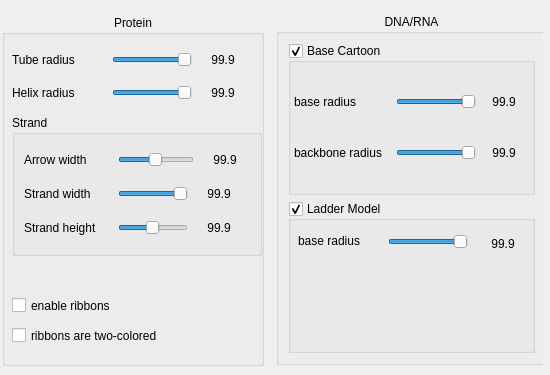
Qt form source/VIEW/DIALOGS/modelSettingsDialog.ui (BALL-Project/ball) before a commit.
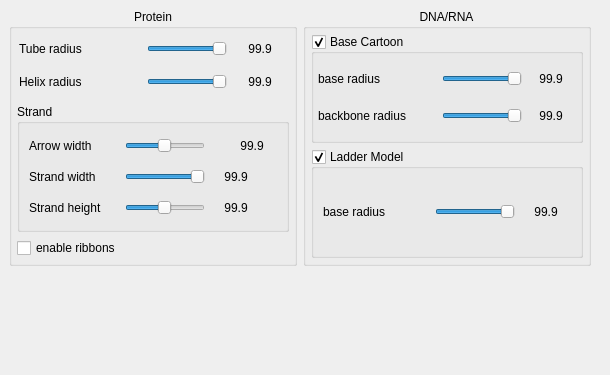
The same form after that commit. The open tabs and pages were chosen to show the change.

Diff of the .ui file:
```diff
--- a/source/VIEW/DIALOGS/modelSettingsDialog.ui
+++ b/source/VIEW/DIALOGS/modelSettingsDialog.ui
@@ -8,19 +8,19 @@
    <rect>
     <x>0</x>
     <y>0</y>
-    <width>550</width>
+    <width>610</width>
     <height>375</height>
    </rect>
   </property>
   <property name="minimumSize" >
    <size>
-    <width>550</width>
+    <width>610</width>
     <height>375</height>
    </size>
   </property>
   <property name="maximumSize" >
    <size>
-    <width>550</width>
+    <width>610</width>
     <height>375</height>
    </size>
   </property>
@@ -30,12 +30,24 @@
   <widget class="QStackedWidget" name="widget_stack" >
    <property name="geometry" >
     <rect>
-     <x>2</x>
-     <y>5</y>
-     <width>541</width>
-     <height>372</height>
+     <x>0</x>
+     <y>0</y>
+     <width>600</width>
+     <height>275</height>
     </rect>
    </property>
+   <property name="minimumSize" >
+    <size>
+     <width>600</width>
+     <height>16</height>
+    </size>
+   </property>
+   <property name="maximumSize" >
+    <size>
+     <width>600</width>
+     <height>16777215</height>
+    </size>
+   </property>
    <property name="currentIndex" >
     <number>7</number>
    </property>
@@ -777,21 +789,6 @@
     </widget>
    </widget>
    <widget class="QWidget" name="Cartoon" >
-    <widget class="QGroupBox" name="groupBox1" >
-     <property name="geometry" >
-      <rect>
-       <x>274</x>
-       <y>9</y>
-       <width>271</width>
-       <height>351</height>
-      </rect>
-     </property>
-     <property name="title" >
-      <string>DNA/RNA</string>
-     </property>
-     <property name="alignment" >
-      <set>Qt::AlignHCenter</set>
-     </property>
      <layout class="QGridLayout" >
       <property name="margin" >
        <number>9</number>
@@ -799,585 +796,23 @@
       <property name="spacing" >
        <number>6</number>
       </property>
-      <item row="1" column="0" >
-       <widget class="QGroupBox" name="cartoon_dna_ladder" >
-        <property name="title" >
-         <string>Ladder Model</string>
-        </property>
-        <property name="checkable" >
-         <bool>true</bool>
-        </property>
-        <widget class="QLabel" name="textLabel1_2_2_2_2_3_2_2_2_2_2_2_2_2_6" >
-         <property name="geometry" >
-          <rect>
-           <x>10</x>
-           <y>30</y>
-           <width>90</width>
-           <height>19</height>
-          </rect>
-         </property>
-         <property name="sizePolicy" >
-          <sizepolicy>
-           <hsizetype>0</hsizetype>
-           <vsizetype>0</vsizetype>
-           <horstretch>0</horstretch>
-           <verstretch>0</verstretch>
-          </sizepolicy>
-         </property>
-         <property name="minimumSize" >
-          <size>
-           <width>90</width>
-           <height>0</height>
-          </size>
-         </property>
-         <property name="maximumSize" >
-          <size>
-           <width>120</width>
-           <height>32767</height>
-          </size>
-         </property>
-         <property name="text" >
-          <string>base radius</string>
-         </property>
-        </widget>
-        <widget class="QSlider" name="cartoon_dna_ladder_radius_slider" >
-         <property name="geometry" >
-          <rect>
-           <x>100</x>
-           <y>30</y>
-           <width>80</width>
-           <height>21</height>
-          </rect>
-         </property>
-         <property name="minimumSize" >
-          <size>
-           <width>80</width>
-           <height>21</height>
-          </size>
-         </property>
-         <property name="maximumSize" >
-          <size>
-           <width>80</width>
-           <height>21</height>
-          </size>
-         </property>
-         <property name="minimum" >
-          <number>5</number>
-         </property>
-         <property name="maximum" >
-          <number>15</number>
-         </property>
-         <property name="value" >
-          <number>15</number>
-         </property>
-         <property name="orientation" >
-          <enum>Qt::Horizontal</enum>
-         </property>
-         <property name="tickInterval" >
-          <number>12</number>
-         </property>
-        </widget>
-        <widget class="QLabel" name="cartoon_dna_ladder_radius_label" >
-         <property name="geometry" >
-          <rect>
-           <x>190</x>
-           <y>30</y>
-           <width>50</width>
-           <height>25</height>
-          </rect>
-         </property>
-         <property name="sizePolicy" >
-          <sizepolicy>
-           <hsizetype>0</hsizetype>
-           <vsizetype>0</vsizetype>
-           <horstretch>0</horstretch>
-           <verstretch>0</verstretch>
-          </sizepolicy>
-         </property>
-         <property name="minimumSize" >
-          <size>
-           <width>50</width>
-           <height>25</height>
-          </size>
-         </property>
-         <property name="maximumSize" >
-          <size>
-           <width>35</width>
-           <height>25</height>
-          </size>
-         </property>
-         <property name="text" >
-          <string>99.9</string>
-         </property>
-         <property name="alignment" >
-          <set>Qt::AlignCenter</set>
-         </property>
-        </widget>
-       </widget>
-      </item>
       <item row="0" column="0" >
-       <widget class="QGroupBox" name="cartoon_dna_wac" >
-        <property name="title" >
-         <string>Base Cartoon</string>
-        </property>
-        <property name="checkable" >
-         <bool>true</bool>
-        </property>
-        <layout class="QGridLayout" >
-         <property name="margin" >
-          <number>3</number>
-         </property>
-         <property name="spacing" >
-          <number>3</number>
-         </property>
-         <item row="1" column="0" >
-          <widget class="QLabel" name="textLabel1_2_2_2_2_3_2_2_2_2_2_2_2_2" >
-           <property name="sizePolicy" >
-            <sizepolicy>
-             <hsizetype>0</hsizetype>
-             <vsizetype>0</vsizetype>
-             <horstretch>0</horstretch>
-             <verstretch>0</verstretch>
-            </sizepolicy>
-           </property>
-           <property name="minimumSize" >
-            <size>
-             <width>90</width>
-             <height>0</height>
-            </size>
-           </property>
-           <property name="maximumSize" >
-            <size>
-             <width>120</width>
-             <height>32767</height>
-            </size>
-           </property>
-           <property name="text" >
-            <string>backbone radius</string>
-           </property>
-          </widget>
-         </item>
-         <item row="0" column="1" >
-          <widget class="QSlider" name="cartoon_dna_base_radius_slider" >
-           <property name="minimumSize" >
-            <size>
-             <width>60</width>
-             <height>21</height>
-            </size>
-           </property>
-           <property name="maximumSize" >
-            <size>
-             <width>80</width>
-             <height>21</height>
-            </size>
-           </property>
-           <property name="minimum" >
-            <number>1</number>
-           </property>
-           <property name="maximum" >
-            <number>15</number>
-           </property>
-           <property name="value" >
-            <number>15</number>
-           </property>
-           <property name="orientation" >
-            <enum>Qt::Horizontal</enum>
-           </property>
-           <property name="tickInterval" >
-            <number>12</number>
-           </property>
-          </widget>
-         </item>
-         <item row="0" column="2" >
-          <widget class="QLabel" name="cartoon_dna_base_radius_label" >
-           <property name="sizePolicy" >
-            <sizepolicy>
-             <hsizetype>0</hsizetype>
-             <vsizetype>0</vsizetype>
-             <horstretch>0</horstretch>
-             <verstretch>0</verstretch>
-            </sizepolicy>
-           </property>
-           <property name="minimumSize" >
-            <size>
-             <width>50</width>
-             <height>25</height>
-            </size>
-           </property>
-           <property name="maximumSize" >
-            <size>
-             <width>35</width>
-             <height>25</height>
-            </size>
-           </property>
-           <property name="text" >
-            <string>99.9</string>
-           </property>
-           <property name="alignment" >
-            <set>Qt::AlignCenter</set>
-           </property>
-          </widget>
-         </item>
-         <item row="0" column="0" >
-          <widget class="QLabel" name="textLabel1_2_2_2_2_3_2_2_2_2_2_2_2_2_5" >
-           <property name="sizePolicy" >
-            <sizepolicy>
-             <hsizetype>0</hsizetype>
-             <vsizetype>0</vsizetype>
-             <horstretch>0</horstretch>
-             <verstretch>0</verstretch>
-            </sizepolicy>
-           </property>
-           <property name="minimumSize" >
-            <size>
-             <width>90</width>
-             <height>0</height>
-            </size>
-           </property>
-           <property name="maximumSize" >
-            <size>
-             <width>120</width>
-             <height>32767</height>
-            </size>
-           </property>
-           <property name="text" >
-            <string>base radius</string>
-           </property>
-          </widget>
-         </item>
-         <item row="1" column="1" >
-          <widget class="QSlider" name="cartoon_dna_helix_radius_slider" >
-           <property name="minimumSize" >
-            <size>
-             <width>60</width>
-             <height>21</height>
-            </size>
-           </property>
-           <property name="maximumSize" >
-            <size>
-             <width>80</width>
-             <height>21</height>
-            </size>
-           </property>
-           <property name="minimum" >
-            <number>2</number>
-           </property>
-           <property name="maximum" >
-            <number>25</number>
-           </property>
-           <property name="value" >
-            <number>25</number>
-           </property>
-           <property name="orientation" >
-            <enum>Qt::Horizontal</enum>
-           </property>
-           <property name="tickInterval" >
-            <number>12</number>
-           </property>
-          </widget>
-         </item>
-         <item row="1" column="2" >
-          <widget class="QLabel" name="cartoon_dna_helix_radius_label" >
-           <property name="sizePolicy" >
-            <sizepolicy>
-             <hsizetype>0</hsizetype>
-             <vsizetype>0</vsizetype>
-             <horstretch>0</horstretch>
-             <verstretch>0</verstretch>
-            </sizepolicy>
-           </property>
-           <property name="minimumSize" >
-            <size>
-             <width>50</width>
-             <height>25</height>
-            </size>
-           </property>
-           <property name="maximumSize" >
-            <size>
-             <width>35</width>
-             <height>25</height>
-            </size>
-           </property>
-           <property name="text" >
-            <string>99.9</string>
-           </property>
-           <property name="alignment" >
-            <set>Qt::AlignCenter</set>
-           </property>
-          </widget>
-         </item>
-        </layout>
-       </widget>
-      </item>
-     </layout>
-    </widget>
     <widget class="QGroupBox" name="groupBox2" >
-     <property name="geometry" >
-      <rect>
-       <x>0</x>
-       <y>10</y>
-       <width>262</width>
-       <height>351</height>
-      </rect>
-     </property>
      <property name="title" >
       <string>Protein</string>
      </property>
      <property name="alignment" >
       <set>Qt::AlignHCenter</set>
      </property>
-     <widget class="QCheckBox" name="two_colored_ribbons" >
-      <property name="geometry" >
-       <rect>
-        <x>10</x>
-        <y>310</y>
-        <width>220</width>
-        <height>21</height>
-       </rect>
-      </property>
-      <property name="text" >
-       <string>ribbons are two-colored</string>
-      </property>
-     </widget>
-     <widget class="QCheckBox" name="ribbons_enabled" >
-      <property name="geometry" >
-       <rect>
-        <x>10</x>
-        <y>280</y>
-        <width>200</width>
-        <height>21</height>
-       </rect>
-      </property>
-      <property name="text" >
-       <string>enable ribbons</string>
-      </property>
-     </widget>
-     <widget class="QWidget" name="layoutWidget" >
-      <property name="geometry" >
-       <rect>
-        <x>10</x>
-        <y>30</y>
-        <width>236</width>
-        <height>62</height>
-       </rect>
-      </property>
-      <layout class="QVBoxLayout" >
+       <layout class="QGridLayout" >
        <property name="margin" >
-        <number>0</number>
+         <number>5</number>
        </property>
        <property name="spacing" >
         <number>6</number>
        </property>
-       <item>
-        <layout class="QHBoxLayout" >
-         <property name="margin" >
-          <number>0</number>
-         </property>
-         <property name="spacing" >
-          <number>6</number>
-         </property>
-         <item>
-          <widget class="QLabel" name="textLabel1_2_2_2_2_3_2_2_2_4" >
-           <property name="sizePolicy" >
-            <sizepolicy>
-             <hsizetype>0</hsizetype>
-             <vsizetype>0</vsizetype>
-             <horstretch>0</horstretch>
-             <verstretch>0</verstretch>
-            </sizepolicy>
-           </property>
-           <property name="minimumSize" >
-            <size>
-             <width>90</width>
-             <height>0</height>
-            </size>
-           </property>
-           <property name="maximumSize" >
-            <size>
-             <width>120</width>
-             <height>32767</height>
-            </size>
-           </property>
-           <property name="text" >
-            <string>Tube radius</string>
-           </property>
-          </widget>
-         </item>
-         <item>
-          <widget class="QSlider" name="cartoon_tube_radius_slider" >
-           <property name="minimumSize" >
-            <size>
-             <width>80</width>
-             <height>21</height>
-            </size>
-           </property>
-           <property name="maximumSize" >
-            <size>
-             <width>80</width>
-             <height>21</height>
-            </size>
-           </property>
-           <property name="toolTip" >
-            <string>Edit the tube radius</string>
-           </property>
-           <property name="minimum" >
-            <number>1</number>
-           </property>
-           <property name="maximum" >
-            <number>25</number>
-           </property>
-           <property name="value" >
-            <number>25</number>
-           </property>
-           <property name="orientation" >
-            <enum>Qt::Horizontal</enum>
-           </property>
-          </widget>
-         </item>
-         <item>
-          <widget class="QLabel" name="cartoon_tube_radius_label" >
-           <property name="sizePolicy" >
-            <sizepolicy>
-             <hsizetype>0</hsizetype>
-             <vsizetype>0</vsizetype>
-             <horstretch>0</horstretch>
-             <verstretch>0</verstretch>
-            </sizepolicy>
-           </property>
-           <property name="minimumSize" >
-            <size>
-             <width>50</width>
-             <height>25</height>
-            </size>
-           </property>
-           <property name="maximumSize" >
-            <size>
-             <width>35</width>
-             <height>25</height>
-            </size>
-           </property>
-           <property name="text" >
-            <string>99.9</string>
-           </property>
-           <property name="alignment" >
-            <set>Qt::AlignCenter</set>
-           </property>
-          </widget>
-         </item>
-        </layout>
-       </item>
-       <item>
-        <layout class="QHBoxLayout" >
-         <property name="margin" >
-          <number>0</number>
-         </property>
-         <property name="spacing" >
-          <number>6</number>
-         </property>
-         <item>
-          <widget class="QLabel" name="textLabel1_2_2_2_2_3_2_2_2_2_3" >
-           <property name="sizePolicy" >
-            <sizepolicy>
-             <hsizetype>0</hsizetype>
-             <vsizetype>0</vsizetype>
-             <horstretch>0</horstretch>
-             <verstretch>0</verstretch>
-            </sizepolicy>
-           </property>
-           <property name="minimumSize" >
-            <size>
-             <width>90</width>
-             <height>0</height>
-            </size>
-           </property>
-           <property name="maximumSize" >
-            <size>
-             <width>120</width>
-             <height>32767</height>
-            </size>
-           </property>
-           <property name="text" >
-            <string>Helix radius</string>
-           </property>
-          </widget>
-         </item>
-         <item>
-          <widget class="QSlider" name="cartoon_helix_radius_slider" >
-           <property name="minimumSize" >
-            <size>
-             <width>80</width>
-             <height>21</height>
-            </size>
-           </property>
-           <property name="maximumSize" >
-            <size>
-             <width>80</width>
-             <height>21</height>
-            </size>
-           </property>
-           <property name="toolTip" >
-            <string>Edit the helix radius</string>
-           </property>
-           <property name="minimum" >
-            <number>1</number>
-           </property>
-           <property name="maximum" >
-            <number>50</number>
-           </property>
-           <property name="value" >
-            <number>50</number>
-           </property>
-           <property name="orientation" >
-            <enum>Qt::Horizontal</enum>
-           </property>
-           <property name="tickInterval" >
-            <number>25</number>
-           </property>
-          </widget>
-         </item>
-         <item>
-          <widget class="QLabel" name="cartoon_helix_radius_label" >
-           <property name="sizePolicy" >
-            <sizepolicy>
-             <hsizetype>0</hsizetype>
-             <vsizetype>0</vsizetype>
-             <horstretch>0</horstretch>
-             <verstretch>0</verstretch>
-            </sizepolicy>
-           </property>
-           <property name="minimumSize" >
-            <size>
-             <width>50</width>
-             <height>25</height>
-            </size>
-           </property>
-           <property name="maximumSize" >
-            <size>
-             <width>35</width>
-             <height>25</height>
-            </size>
-           </property>
-           <property name="text" >
-            <string>99.9</string>
-           </property>
-           <property name="alignment" >
-            <set>Qt::AlignCenter</set>
-           </property>
-          </widget>
-         </item>
-        </layout>
-       </item>
-      </layout>
-     </widget>
+        <item row="1" column="0" >
      <widget class="QGroupBox" name="groupBox3" >
-      <property name="geometry" >
-       <rect>
-        <x>10</x>
-        <y>100</y>
-        <width>250</width>
-        <height>141</height>
-       </rect>
-      </property>
       <property name="title" >
        <string>Strand</string>
       </property>
@@ -1687,7 +1122,547 @@
        </item>
       </layout>
      </widget>
-    </widget>
+        </item>
+        <item row="2" column="0" >
+         <widget class="QCheckBox" name="ribbons_enabled" >
+          <property name="text" >
+           <string>enable ribbons</string>
+          </property>
+         </widget>
+        </item>
+        <item row="0" column="0" >
+         <widget class="QWidget" name="layoutWidget" >
+          <layout class="QVBoxLayout" >
+           <property name="margin" >
+            <number>0</number>
+           </property>
+           <property name="spacing" >
+            <number>6</number>
+           </property>
+           <item>
+            <layout class="QHBoxLayout" >
+             <property name="margin" >
+              <number>0</number>
+             </property>
+             <property name="spacing" >
+              <number>6</number>
+             </property>
+             <item>
+              <widget class="QLabel" name="textLabel1_2_2_2_2_3_2_2_2_4" >
+               <property name="sizePolicy" >
+                <sizepolicy>
+                 <hsizetype>0</hsizetype>
+                 <vsizetype>0</vsizetype>
+                 <horstretch>0</horstretch>
+                 <verstretch>0</verstretch>
+                </sizepolicy>
+               </property>
+               <property name="minimumSize" >
+                <size>
+                 <width>90</width>
+                 <height>0</height>
+                </size>
+               </property>
+               <property name="maximumSize" >
+                <size>
+                 <width>120</width>
+                 <height>32767</height>
+                </size>
+               </property>
+               <property name="text" >
+                <string>Tube radius</string>
+               </property>
+              </widget>
+             </item>
+             <item>
+              <widget class="QSlider" name="cartoon_tube_radius_slider" >
+               <property name="minimumSize" >
+                <size>
+                 <width>80</width>
+                 <height>21</height>
+                </size>
+               </property>
+               <property name="maximumSize" >
+                <size>
+                 <width>80</width>
+                 <height>21</height>
+                </size>
+               </property>
+               <property name="toolTip" >
+                <string>Edit the tube radius</string>
+               </property>
+               <property name="minimum" >
+                <number>1</number>
+               </property>
+               <property name="maximum" >
+                <number>25</number>
+               </property>
+               <property name="value" >
+                <number>25</number>
+               </property>
+               <property name="orientation" >
+                <enum>Qt::Horizontal</enum>
+               </property>
+              </widget>
+             </item>
+             <item>
+              <widget class="QLabel" name="cartoon_tube_radius_label" >
+               <property name="sizePolicy" >
+                <sizepolicy>
+                 <hsizetype>0</hsizetype>
+                 <vsizetype>0</vsizetype>
+                 <horstretch>0</horstretch>
+                 <verstretch>0</verstretch>
+                </sizepolicy>
+               </property>
+               <property name="minimumSize" >
+                <size>
+                 <width>50</width>
+                 <height>25</height>
+                </size>
+               </property>
+               <property name="maximumSize" >
+                <size>
+                 <width>35</width>
+                 <height>25</height>
+                </size>
+               </property>
+               <property name="text" >
+                <string>99.9</string>
+               </property>
+               <property name="alignment" >
+                <set>Qt::AlignCenter</set>
+               </property>
+              </widget>
+             </item>
+            </layout>
+           </item>
+           <item>
+            <layout class="QHBoxLayout" >
+             <property name="margin" >
+              <number>0</number>
+             </property>
+             <property name="spacing" >
+              <number>6</number>
+             </property>
+             <item>
+              <widget class="QLabel" name="textLabel1_2_2_2_2_3_2_2_2_2_3" >
+               <property name="sizePolicy" >
+                <sizepolicy>
+                 <hsizetype>0</hsizetype>
+                 <vsizetype>0</vsizetype>
+                 <horstretch>0</horstretch>
+                 <verstretch>0</verstretch>
+                </sizepolicy>
+               </property>
+               <property name="minimumSize" >
+                <size>
+                 <width>90</width>
+                 <height>0</height>
+                </size>
+               </property>
+               <property name="maximumSize" >
+                <size>
+                 <width>120</width>
+                 <height>32767</height>
+                </size>
+               </property>
+               <property name="text" >
+                <string>Helix radius</string>
+               </property>
+              </widget>
+             </item>
+             <item>
+              <widget class="QSlider" name="cartoon_helix_radius_slider" >
+               <property name="minimumSize" >
+                <size>
+                 <width>80</width>
+                 <height>21</height>
+                </size>
+               </property>
+               <property name="maximumSize" >
+                <size>
+                 <width>80</width>
+                 <height>21</height>
+                </size>
+               </property>
+               <property name="toolTip" >
+                <string>Edit the helix radius</string>
+               </property>
+               <property name="minimum" >
+                <number>1</number>
+               </property>
+               <property name="maximum" >
+                <number>50</number>
+               </property>
+               <property name="value" >
+                <number>50</number>
+               </property>
+               <property name="orientation" >
+                <enum>Qt::Horizontal</enum>
+               </property>
+               <property name="tickInterval" >
+                <number>25</number>
+               </property>
+              </widget>
+             </item>
+             <item>
+              <widget class="QLabel" name="cartoon_helix_radius_label" >
+               <property name="sizePolicy" >
+                <sizepolicy>
+                 <hsizetype>0</hsizetype>
+                 <vsizetype>0</vsizetype>
+                 <horstretch>0</horstretch>
+                 <verstretch>0</verstretch>
+                </sizepolicy>
+               </property>
+               <property name="minimumSize" >
+                <size>
+                 <width>50</width>
+                 <height>25</height>
+                </size>
+               </property>
+               <property name="maximumSize" >
+                <size>
+                 <width>35</width>
+                 <height>25</height>
+                </size>
+               </property>
+               <property name="text" >
+                <string>99.9</string>
+               </property>
+               <property name="alignment" >
+                <set>Qt::AlignCenter</set>
+               </property>
+              </widget>
+             </item>
+            </layout>
+           </item>
+          </layout>
+         </widget>
+        </item>
+       </layout>
+      </widget>
+     </item>
+     <item row="0" column="1" >
+      <widget class="QGroupBox" name="groupBox1" >
+       <property name="title" >
+        <string>DNA/RNA</string>
+       </property>
+       <property name="alignment" >
+        <set>Qt::AlignHCenter</set>
+       </property>
+       <layout class="QGridLayout" >
+        <property name="margin" >
+         <number>5</number>
+        </property>
+        <property name="spacing" >
+         <number>6</number>
+        </property>
+        <item row="1" column="0" >
+         <widget class="QGroupBox" name="cartoon_dna_ladder" >
+          <property name="title" >
+           <string>Ladder Model</string>
+          </property>
+          <property name="checkable" >
+           <bool>true</bool>
+          </property>
+          <layout class="QGridLayout" >
+           <property name="margin" >
+            <number>9</number>
+           </property>
+           <property name="spacing" >
+            <number>6</number>
+           </property>
+           <item row="0" column="1" >
+            <widget class="QSlider" name="cartoon_dna_ladder_radius_slider" >
+             <property name="minimumSize" >
+              <size>
+               <width>80</width>
+               <height>21</height>
+              </size>
+             </property>
+             <property name="maximumSize" >
+              <size>
+               <width>80</width>
+               <height>21</height>
+              </size>
+             </property>
+             <property name="minimum" >
+              <number>5</number>
+             </property>
+             <property name="maximum" >
+              <number>15</number>
+             </property>
+             <property name="value" >
+              <number>15</number>
+             </property>
+             <property name="orientation" >
+              <enum>Qt::Horizontal</enum>
+             </property>
+             <property name="tickInterval" >
+              <number>12</number>
+             </property>
+            </widget>
+           </item>
+           <item row="0" column="2" >
+            <widget class="QLabel" name="cartoon_dna_ladder_radius_label" >
+             <property name="sizePolicy" >
+              <sizepolicy>
+               <hsizetype>0</hsizetype>
+               <vsizetype>0</vsizetype>
+               <horstretch>0</horstretch>
+               <verstretch>0</verstretch>
+              </sizepolicy>
+             </property>
+             <property name="minimumSize" >
+              <size>
+               <width>50</width>
+               <height>25</height>
+              </size>
+             </property>
+             <property name="maximumSize" >
+              <size>
+               <width>35</width>
+               <height>25</height>
+              </size>
+             </property>
+             <property name="text" >
+              <string>99.9</string>
+             </property>
+             <property name="alignment" >
+              <set>Qt::AlignCenter</set>
+             </property>
+            </widget>
+           </item>
+           <item row="0" column="0" >
+            <widget class="QLabel" name="textLabel1_2_2_2_2_3_2_2_2_2_2_2_2_2_6" >
+             <property name="sizePolicy" >
+              <sizepolicy>
+               <hsizetype>0</hsizetype>
+               <vsizetype>0</vsizetype>
+               <horstretch>0</horstretch>
+               <verstretch>0</verstretch>
+              </sizepolicy>
+             </property>
+             <property name="minimumSize" >
+              <size>
+               <width>90</width>
+               <height>0</height>
+              </size>
+             </property>
+             <property name="maximumSize" >
+              <size>
+               <width>120</width>
+               <height>32767</height>
+              </size>
+             </property>
+             <property name="text" >
+              <string>base radius</string>
+             </property>
+            </widget>
+           </item>
+          </layout>
+         </widget>
+        </item>
+        <item row="0" column="0" >
+         <widget class="QGroupBox" name="cartoon_dna_wac" >
+          <property name="title" >
+           <string>Base Cartoon</string>
+          </property>
+          <property name="checkable" >
+           <bool>true</bool>
+          </property>
+          <layout class="QGridLayout" >
+           <property name="margin" >
+            <number>3</number>
+           </property>
+           <property name="spacing" >
+            <number>3</number>
+           </property>
+           <item row="1" column="0" >
+            <widget class="QLabel" name="textLabel1_2_2_2_2_3_2_2_2_2_2_2_2_2" >
+             <property name="sizePolicy" >
+              <sizepolicy>
+               <hsizetype>0</hsizetype>
+               <vsizetype>0</vsizetype>
+               <horstretch>0</horstretch>
+               <verstretch>0</verstretch>
+              </sizepolicy>
+             </property>
+             <property name="minimumSize" >
+              <size>
+               <width>90</width>
+               <height>0</height>
+              </size>
+             </property>
+             <property name="maximumSize" >
+              <size>
+               <width>120</width>
+               <height>32767</height>
+              </size>
+             </property>
+             <property name="text" >
+              <string>backbone radius</string>
+             </property>
+            </widget>
+           </item>
+           <item row="0" column="1" >
+            <widget class="QSlider" name="cartoon_dna_base_radius_slider" >
+             <property name="minimumSize" >
+              <size>
+               <width>60</width>
+               <height>21</height>
+              </size>
+             </property>
+             <property name="maximumSize" >
+              <size>
+               <width>80</width>
+               <height>21</height>
+              </size>
+             </property>
+             <property name="minimum" >
+              <number>1</number>
+             </property>
+             <property name="maximum" >
+              <number>15</number>
+             </property>
+             <property name="value" >
+              <number>15</number>
+             </property>
+             <property name="orientation" >
+              <enum>Qt::Horizontal</enum>
+             </property>
+             <property name="tickInterval" >
+              <number>12</number>
+             </property>
+            </widget>
+           </item>
+           <item row="0" column="2" >
+            <widget class="QLabel" name="cartoon_dna_base_radius_label" >
+             <property name="sizePolicy" >
+              <sizepolicy>
+               <hsizetype>0</hsizetype>
+               <vsizetype>0</vsizetype>
+               <horstretch>0</horstretch>
+               <verstretch>0</verstretch>
+              </sizepolicy>
+             </property>
+             <property name="minimumSize" >
+              <size>
+               <width>50</width>
+               <height>25</height>
+              </size>
+             </property>
+             <property name="maximumSize" >
+              <size>
+               <width>35</width>
+               <height>25</height>
+              </size>
+             </property>
+             <property name="text" >
+              <string>99.9</string>
+             </property>
+             <property name="alignment" >
+              <set>Qt::AlignCenter</set>
+             </property>
+            </widget>
+           </item>
+           <item row="0" column="0" >
+            <widget class="QLabel" name="textLabel1_2_2_2_2_3_2_2_2_2_2_2_2_2_5" >
+             <property name="sizePolicy" >
+              <sizepolicy>
+               <hsizetype>0</hsizetype>
+               <vsizetype>0</vsizetype>
+               <horstretch>0</horstretch>
+               <verstretch>0</verstretch>
+              </sizepolicy>
+             </property>
+             <property name="minimumSize" >
+              <size>
+               <width>90</width>
+               <height>0</height>
+              </size>
+             </property>
+             <property name="maximumSize" >
+              <size>
+               <width>120</width>
+               <height>32767</height>
+              </size>
+             </property>
+             <property name="text" >
+              <string>base radius</string>
+             </property>
+            </widget>
+           </item>
+           <item row="1" column="1" >
+            <widget class="QSlider" name="cartoon_dna_helix_radius_slider" >
+             <property name="minimumSize" >
+              <size>
+               <width>60</width>
+               <height>21</height>
+              </size>
+             </property>
+             <property name="maximumSize" >
+              <size>
+               <width>80</width>
+               <height>21</height>
+              </size>
+             </property>
+             <property name="minimum" >
+              <number>2</number>
+             </property>
+             <property name="maximum" >
+              <number>25</number>
+             </property>
+             <property name="value" >
+              <number>25</number>
+             </property>
+             <property name="orientation" >
+              <enum>Qt::Horizontal</enum>
+             </property>
+             <property name="tickInterval" >
+              <number>12</number>
+             </property>
+            </widget>
+           </item>
+           <item row="1" column="2" >
+            <widget class="QLabel" name="cartoon_dna_helix_radius_label" >
+             <property name="sizePolicy" >
+              <sizepolicy>
+               <hsizetype>0</hsizetype>
+               <vsizetype>0</vsizetype>
+               <horstretch>0</horstretch>
+               <verstretch>0</verstretch>
+              </sizepolicy>
+             </property>
+             <property name="minimumSize" >
+              <size>
+               <width>50</width>
+               <height>25</height>
+              </size>
+             </property>
+             <property name="maximumSize" >
+              <size>
+               <width>35</width>
+               <height>25</height>
+              </size>
+             </property>
+             <property name="text" >
+              <string>99.9</string>
+             </property>
+             <property name="alignment" >
+              <set>Qt::AlignCenter</set>
+             </property>
+            </widget>
+           </item>
+          </layout>
+         </widget>
+        </item>
+       </layout>
+      </widget>
+     </item>
+    </layout>
    </widget>
    <widget class="QWidget" name="H_Bonds" >
     <widget class="QFrame" name="frame3_2_3_2_2_2_3_3" >
```
Left out of the diff: 88 changed lines with no effect on the pictures. Lines whose indentation alone changed are shown as unchanged.
